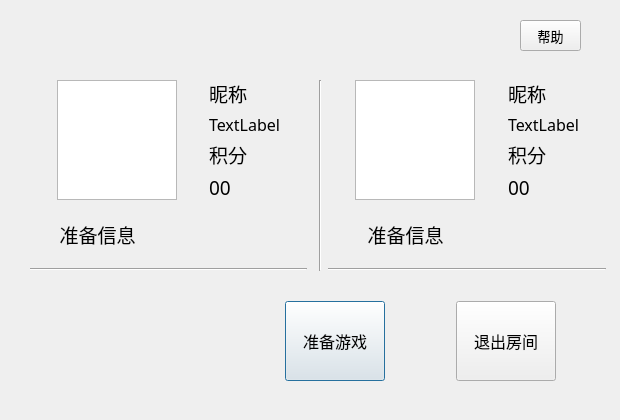
Before: the Qt Designer form room/room.ui in kaiFashijian/junqi, drawn with Qt 5.
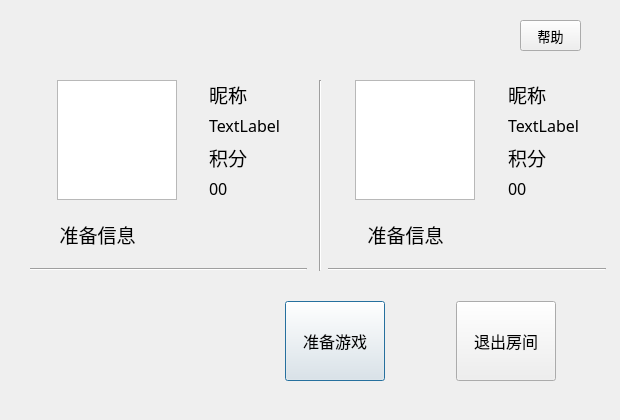
After: the same form once the commit is applied.

The edit to the form file:
```diff
--- a/room/room.ui
+++ b/room/room.ui
@@ -271,7 +271,7 @@
               <property name="font">
                <font>
                 <family>黑体</family>
-                <pointsize>14</pointsize>
+                <pointsize>12</pointsize>
                </font>
               </property>
               <property name="text">
@@ -462,7 +462,7 @@
               <property name="font">
                <font>
                 <family>黑体</family>
-                <pointsize>14</pointsize>
+                <pointsize>12</pointsize>
                </font>
               </property>
               <property name="text">
```
